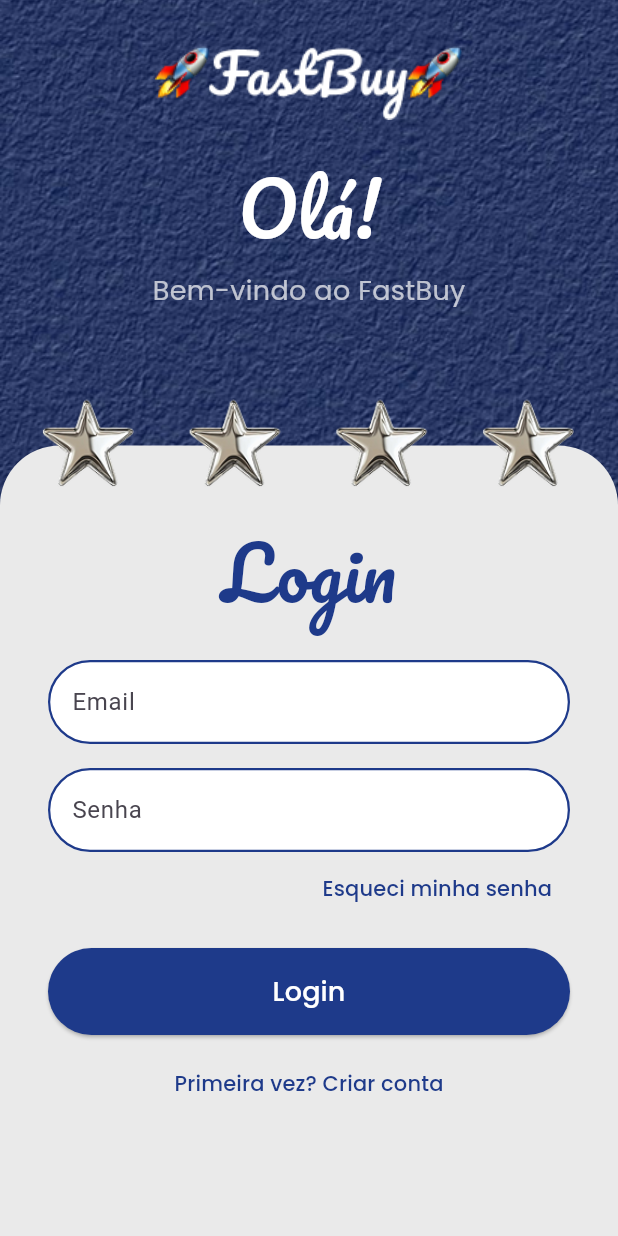
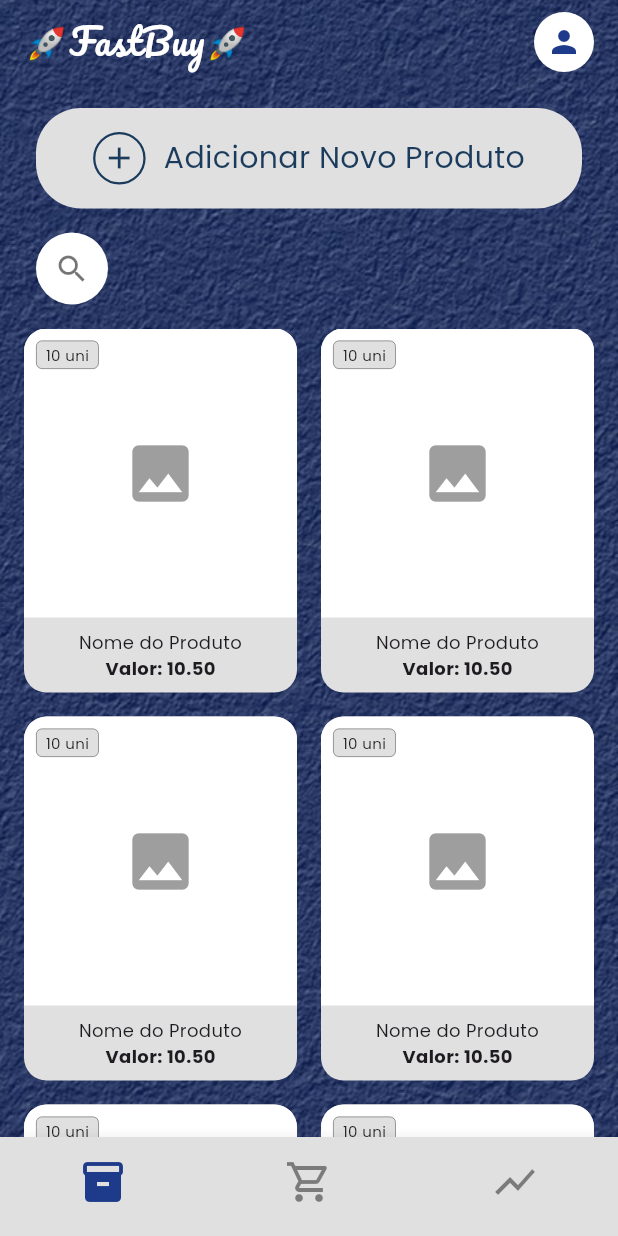
Before and after one commit to Grizzlyess/FastBuy, a Flutter app: the screen it shows after launch, on a phone screen of 412 x 824 dp. Run offline on Flutter 3.47's test engine with Material 3 defaults, Android fonts, the phone set to English and light mode, and no system bars; our stand-ins replace google_fonts, sqflite; accounts and stored records are empty; project files that could hold a hidden picture were left out.

Commit message:
Implementando a tela de adicionar produtos

```diff
--- a/lib/main.dart
+++ b/lib/main.dart
@@ -1,5 +1,5 @@
 import 'package:flutter/material.dart';
-import 'pages/login_page.dart';
+import 'pages/home_page.dart';
 
 void main() {
   runApp(const FastBuyApp());
@@ -16,7 +16,7 @@
       theme: ThemeData(
         primaryColor: const Color(0xFF1E3A8A),
       ),
-      home: LoginPage(),
+      home: const HomePage(),
     );
   }
 }
--- /dev/null
+++ b/lib/pages/home_page.dart
@@ -0,0 +1,64 @@
+import 'package:flutter/material.dart';
+import 'produtos_page.dart';
+// import 'carrinho_page.dart';
+// import 'relatorios_page.dart';
+
+class HomePage extends StatefulWidget {
+  const HomePage({super.key});
+
+  @override
+  State<HomePage> createState() => _HomePageState();
+}
+
+class _HomePageState extends State<HomePage> {
+  int _indiceAtual = 0;
+
+
+  final List<Widget> _paginas = [
+    const ProdutosPage(),
+    const Center(child: Text('Página do Carrinho (Em breve)')),
+    const Center(child: Text('Página de Relatórios (Em breve)')),
+  ];
+
+  void _aoTocarNaAba(int index) {
+    setState(() {
+      _indiceAtual = index;
+    });
+  }
+
+  @override
+  Widget build(BuildContext context) {
+    return Scaffold(
+      backgroundColor: const Color(0xFFEAEAEA),
+      body: _paginas[_indiceAtual],
+
+      bottomNavigationBar: BottomNavigationBar(
+        currentIndex: _indiceAtual,
+        onTap: _aoTocarNaAba,
+        backgroundColor: const Color(0xFFE0E0E0),
+        selectedItemColor: const Color(0xFF1E3A8A),
+        unselectedItemColor: Colors.black45,
+        showSelectedLabels: false,
+        showUnselectedLabels: false,
+        iconSize: 32,
+        items: const [
+          BottomNavigationBarItem(
+            icon: Icon(Icons.inventory_2_outlined),
+            activeIcon: Icon(Icons.inventory_2),
+            label: 'Produtos',
+          ),
+          BottomNavigationBarItem(
+            icon: Icon(Icons.shopping_cart_outlined),
+            activeIcon: Icon(Icons.shopping_cart),
+            label: 'Carrinho',
+          ),
+          BottomNavigationBarItem(
+            icon: Icon(Icons.show_chart),
+            activeIcon: Icon(Icons.stacked_line_chart),
+            label: 'Relatórios',
+          ),
+        ],
+      ),
+    );
+  }
+}
--- /dev/null
+++ b/lib/pages/produtos_page.dart
@@ -0,0 +1,335 @@
+import 'package:flutter/material.dart';
+import 'package:google_fonts/google_fonts.dart';
+
+class ProdutosPage extends StatelessWidget {
+  const ProdutosPage({super.key});
+
+  @override
+  Widget build(BuildContext context) {
+    return Scaffold(
+      backgroundColor: Colors.transparent,
+      body: Stack(
+        children: [
+          // 1. FUNDO DA APLICAÇÃO
+          Positioned.fill(
+            child: Image.asset(
+              'assets/fundo.png',
+              fit: BoxFit.cover,
+              errorBuilder: (context, error, stackTrace) => Container(color: const Color(0xFF1E3A8A)),
+            ),
+          ),
+
+          SafeArea(
+            child: Column(
+              children: [
+                _buildCabecalho(),
+                _buildCardAdicionar(context),
+                _buildBotaoPesquisa(),
+
+
+                Expanded(
+                  child: Padding(
+                    padding: const EdgeInsets.symmetric(horizontal: 16.0),
+                    child: GridView.builder(
+                      padding: const EdgeInsets.only(bottom: 20),
+                      gridDelegate: const SliverGridDelegateWithFixedCrossAxisCount(
+                        crossAxisCount: 2,
+                        crossAxisSpacing: 16,
+                        mainAxisSpacing: 16,
+                        childAspectRatio: 0.75,
+                      ),
+                      itemCount: 6,
+                      itemBuilder: (context, index) {
+                        return _buildCardProduto();
+                      },
+                    ),
+                  ),
+                ),
+              ],
+            ),
+          ),
+        ],
+      ),
+    );
+  }
+
+  Widget _buildCabecalho() {
+    return Padding(
+      padding: const EdgeInsets.symmetric(horizontal: 16.0, vertical: 8.0),
+      child: Row(
+        mainAxisAlignment: MainAxisAlignment.spaceBetween,
+        children: [
+          Text(
+            '🚀FastBuy🚀',
+            style: GoogleFonts.pacifico(color: Colors.white, fontSize: 24),
+          ),
+          GestureDetector(
+            onTap: () {
+              print("Abrir configurações de perfil");
+            },
+            child: const CircleAvatar(
+              backgroundColor: Colors.white,
+              radius: 20,
+              child: Icon(Icons.person, color: Color(0xFF1E3A8A)),
+            ),
+          ),
+        ],
+      ),
+    );
+  }
+
+  Widget _buildCardAdicionar(BuildContext context) {
+    return GestureDetector(
+      onTap: () {
+        _mostrarDialogAdicionar(context);
+      },
+      child: Container(
+        margin: const EdgeInsets.symmetric(horizontal: 24.0, vertical: 16.0),
+        padding: const EdgeInsets.symmetric(vertical: 16.0),
+        width: double.infinity,
+        decoration: BoxDecoration(
+          color: const Color(0xFFE0E0E0),
+          borderRadius: BorderRadius.circular(30),
+        ),
+        child: Row(
+          mainAxisAlignment: MainAxisAlignment.center,
+          children: [
+            Container(
+              padding: const EdgeInsets.all(4),
+              decoration: BoxDecoration(
+                shape: BoxShape.circle,
+                border: Border.all(color: const Color(0xFF1A3B5C), width: 1.5),
+              ),
+              child: const Icon(Icons.add, color: Color(0xFF1A3B5C), size: 24),
+            ),
+            const SizedBox(width: 12),
+            Text(
+              'Adicionar Novo Produto',
+              style: GoogleFonts.poppins(
+                fontSize: 20,
+                color: const Color(0xFF1A3B5C),
+              ),
+            ),
+          ],
+        ),
+      ),
+    );
+  }
+
+  Widget _buildBotaoPesquisa() {
+    return Padding(
+      padding: const EdgeInsets.only(left: 24.0, bottom: 16.0),
+      child: Align(
+        alignment: Alignment.centerLeft,
+        child: Container(
+          decoration: const BoxDecoration(
+            color: Colors.white,
+            shape: BoxShape.circle,
+          ),
+          child: IconButton(
+            icon: const Icon(Icons.search, color: Colors.black54),
+            onPressed: () {},
+          ),
+        ),
+      ),
+    );
+  }
+
+  Widget _buildCardProduto() {
+    return Container(
+      decoration: BoxDecoration(
+        color: const Color(0xFFE0E0E0),
+        borderRadius: BorderRadius.circular(15),
+      ),
+      child: Stack(
+        children: [
+          Column(
+            crossAxisAlignment: CrossAxisAlignment.stretch,
+            children: [
+              Expanded(
+                child: Container(
+                  decoration: const BoxDecoration(
+                    color: Colors.white,
+                    borderRadius: BorderRadius.vertical(top: Radius.circular(15)),
+                  ),
+                  child: const Icon(Icons.image, size: 50, color: Colors.grey),
+                ),
+              ),
+              Padding(
+                padding: const EdgeInsets.all(8.0),
+                child: Column(
+                  children: [
+                    Text('Nome do Produto', style: GoogleFonts.poppins(fontSize: 12), textAlign: TextAlign.center),
+                    Text('Valor: 10.50', style: GoogleFonts.poppins(fontSize: 12, fontWeight: FontWeight.bold)),
+                  ],
+                ),
+              )
+            ],
+          ),
+
+          // Etiqueta de quantidade
+          Positioned(
+            top: 8,
+            left: 8,
+            child: Container(
+              padding: const EdgeInsets.symmetric(horizontal: 6, vertical: 2),
+              decoration: BoxDecoration(
+                color: const Color(0xFFE0E0E0),
+                borderRadius: BorderRadius.circular(4),
+                border: Border.all(color: Colors.black45, width: 0.5),
+              ),
+              child: Text(
+                '10 uni',
+                style: GoogleFonts.poppins(fontSize: 10, color: Colors.black87),
+              ),
+            ),
+          ),
+        ],
+      ),
+    );
+  }
+
+  void _mostrarDialogAdicionar(BuildContext context) {
+    showDialog(
+      context: context,
+      builder: (BuildContext context) {
+        return Dialog(
+          shape: RoundedRectangleBorder(borderRadius: BorderRadius.circular(20)),
+          backgroundColor: const Color(0xFFD4D8DD),
+          insetPadding: const EdgeInsets.all(20),
+          child: Padding(
+            padding: const EdgeInsets.all(24.0),
+            child: Column(
+              mainAxisSize: MainAxisSize.min,
+              children: [
+                Row(
+                  mainAxisAlignment: MainAxisAlignment.spaceBetween,
+                  children: [
+                    Text(
+                      'Adicionar produto',
+                      style: GoogleFonts.pacifico(fontSize: 26, color: const Color(0xFF1E3A8A)),
+                    ),
+                    IconButton(
+                      icon: const Icon(Icons.close, size: 28, color: Color(0xFF1E3A8A)),
+                      padding: EdgeInsets.zero,
+                      constraints: const BoxConstraints(),
+                      onPressed: () => Navigator.pop(context),
+                    ),
+                  ],
+                ),
+                const SizedBox(height: 20),
+
+                Container(
+                  height: 140,
+                  width: double.infinity,
+                  decoration: BoxDecoration(
+                    color: Colors.white,
+                    borderRadius: BorderRadius.circular(15),
+
+                  ),
+                  child: const Center(
+                    child: Icon(Icons.add_photo_alternate_outlined, size: 40, color: Colors.black26),
+                  ),
+                ),
+                const SizedBox(height: 20),
+
+                TextField(
+                  decoration: InputDecoration(
+                    hintText: 'Nome',
+                    hintStyle: GoogleFonts.poppins(color: Colors.black38),
+                    filled: true,
+                    fillColor: Colors.white,
+                    contentPadding: const EdgeInsets.symmetric(horizontal: 20, vertical: 16),
+                    border: OutlineInputBorder(
+                      borderRadius: BorderRadius.circular(30),
+                      borderSide: BorderSide.none,
+                    ),
+                  ),
+                ),
+                const SizedBox(height: 16),
+
+                TextField(
+                  keyboardType: TextInputType.number,
+                  decoration: InputDecoration(
+                    hintText: 'Quantidade',
+                    hintStyle: GoogleFonts.poppins(color: Colors.black38),
+                    filled: true,
+                    fillColor: Colors.white,
+                    contentPadding: const EdgeInsets.symmetric(horizontal: 20, vertical: 16),
+                    border: OutlineInputBorder(
+                      borderRadius: BorderRadius.circular(30),
+                      borderSide: BorderSide.none,
+                    ),
+                  ),
+                ),
+                const SizedBox(height: 24),
+
+                SizedBox(
+                  width: double.infinity,
+                  child: ElevatedButton(
+                    style: ElevatedButton.styleFrom(
+                      backgroundColor: const Color(0xFF1A3B5C), // Azul escuro
+                      padding: const EdgeInsets.symmetric(vertical: 16),
+                      shape: RoundedRectangleBorder(
+                        borderRadius: BorderRadius.circular(30),
+                      ),
+                    ),
+                    onPressed: () {
+                      Navigator.pop(context);
+                      _mostrarDialogSucesso(context);
+                    },
+                    child: Text(
+                      'Salvar',
+                      style: GoogleFonts.poppins(fontSize: 20, color: Colors.white),
+                    ),
+                  ),
+                ),
+              ],
+            ),
+          ),
+        );
+      },
+    );
+  }
+
+  void _mostrarDialogSucesso(BuildContext context) {
+    showDialog(
+      context: context,
+      builder: (BuildContext context) {
+        return Dialog(
+          shape: RoundedRectangleBorder(borderRadius: BorderRadius.circular(20)),
+          backgroundColor: const Color(0xFFD4D8DD),
+          insetPadding: const EdgeInsets.all(20),
+          child: Padding(
+            padding: const EdgeInsets.all(24.0),
+            child: Column(
+              mainAxisSize: MainAxisSize.min,
+              children: [
+                Align(
+                  alignment: Alignment.topRight,
+                  child: IconButton(
+                    icon: const Icon(Icons.close, size: 28, color: Colors.black87),
+                    padding: EdgeInsets.zero,
+                    constraints: const BoxConstraints(),
+                    onPressed: () => Navigator.pop(context),
+                  ),
+                ),
+                const SizedBox(height: 10),
+                Text(
+                  'Produto\ncadastrado\ncom sucesso!',
+                  textAlign: TextAlign.center,
+                  style: GoogleFonts.pacifico(
+                    fontSize: 38,
+                    color: const Color(0xFF1E3A8A),
+                    height: 1.4,
+                  ),
+                ),
+                const SizedBox(height: 40),
+              ],
+            ),
+          ),
+        );
+      },
+    );
+  }
+}
```
Also changed, not shown: lib/pages/carrinho_page.dart (added), lib/pages/relatorios_page.dart (added).
